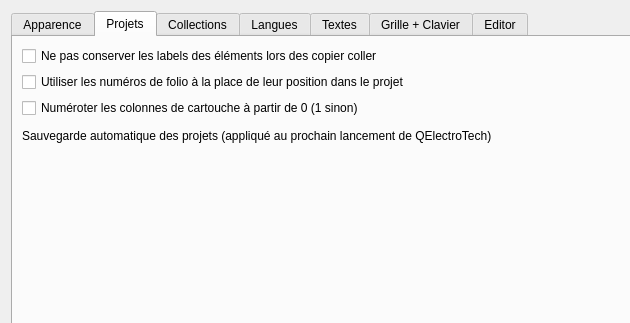
This is sources/ui/configpage/generalconfigurationpage.ui in qelectrotech/qelectrotech-source-mirror as Qt 5 draws it before an edit; both pictures show x 0 to 630 and y 0 to 323 of the 955 by 570 pixel window. The edited form follows.
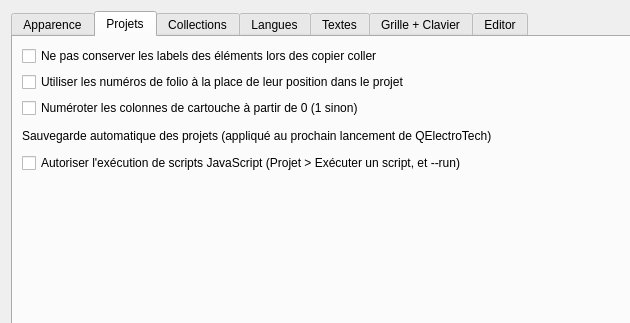
This is the edited form. The open tabs and pages were chosen to show the change. Custom widgets are drawn as their Qt base class.

Commit message: Scripting is off until asked for, and says how to turn it on

Diff of the .ui file:
```diff
--- a/sources/ui/configpage/generalconfigurationpage.ui
+++ b/sources/ui/configpage/generalconfigurationpage.ui
@@ -218,6 +218,16 @@
         </widget>
        </item>
        <item row="4" column="0">
+        <widget class="QCheckBox" name="m_enable_scripting">
+         <property name="text">
+          <string>Autoriser l'exécution de scripts JavaScript (Projet &gt; Exécuter un script, et --run)</string>
+         </property>
+         <property name="toolTip">
+          <string>Un script s'exécute avec vos droits : il peut lire et modifier le projet ouvert et écrire des fichiers. Désactivé par défaut ; n'exécutez que des scripts dont vous connaissez l'origine.</string>
+         </property>
+        </widget>
+       </item>
+       <item row="5" column="0">
         <spacer name="verticalSpacer_2">
          <property name="orientation">
           <enum>Qt::Vertical</enum>
```
The commit also changes 7 other files.
